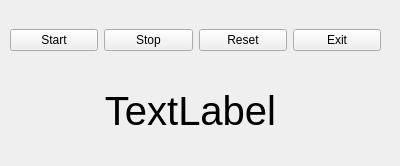
frangallardop/cronometro-clf, file cronometro.ui: the form before one commit.
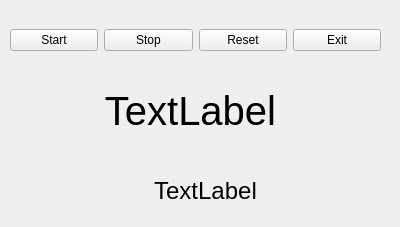
The form after the commit.

Commit message: Label de round/descanso agregado #357966

Diff of the .ui file:
```diff
--- a/cronometro.ui
+++ b/cronometro.ui
@@ -7,7 +7,7 @@
     <x>0</x>
     <y>0</y>
     <width>400</width>
-    <height>166</height>
+    <height>227</height>
    </rect>
   </property>
   <property name="windowTitle">
@@ -74,6 +74,27 @@
     <set>Qt::AlignCenter</set>
    </property>
   </widget>
+  <widget class="QLabel" name="labelEstado">
+   <property name="geometry">
+    <rect>
+     <x>90</x>
+     <y>175</y>
+     <width>231</width>
+     <height>31</height>
+    </rect>
+   </property>
+   <property name="font">
+    <font>
+     <pointsize>18</pointsize>
+    </font>
+   </property>
+   <property name="text">
+    <string>TextLabel</string>
+   </property>
+   <property name="alignment">
+    <set>Qt::AlignCenter</set>
+   </property>
+  </widget>
  </widget>
  <resources/>
  <connections>
```
The commit also changes 2 other files.
